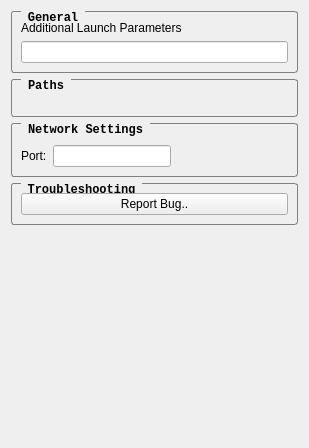
First picture: the form in src/view/assettingsview.ui, repository haikion/afi-sync, before the edit.
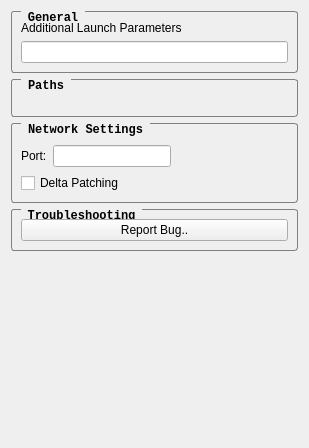
Second picture: the form after the edit. Custom widgets are drawn as their Qt base class.

Commit message: Delta patching checkbox

```diff
--- a/src/view/assettingsview.ui
+++ b/src/view/assettingsview.ui
@@ -120,6 +120,13 @@
         </item>
        </layout>
       </item>
+      <item>
+       <widget class="QCheckBox" name="deltaPatchingCheckbox">
+        <property name="text">
+         <string>Delta Patching</string>
+        </property>
+       </widget>
+      </item>
      </layout>
     </widget>
    </item>
```
The commit also changes 6 other files.
